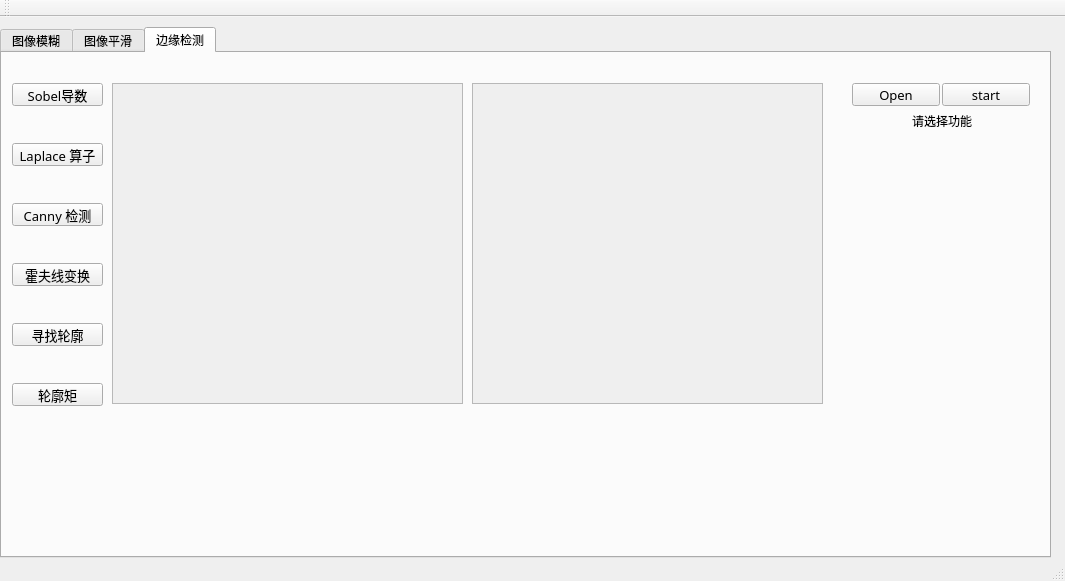
Before: the Qt Designer form Hi_Opencv/Hi_Opencv/Hi_Opencv.ui in weifenglin/opencv, drawn with Qt 5.
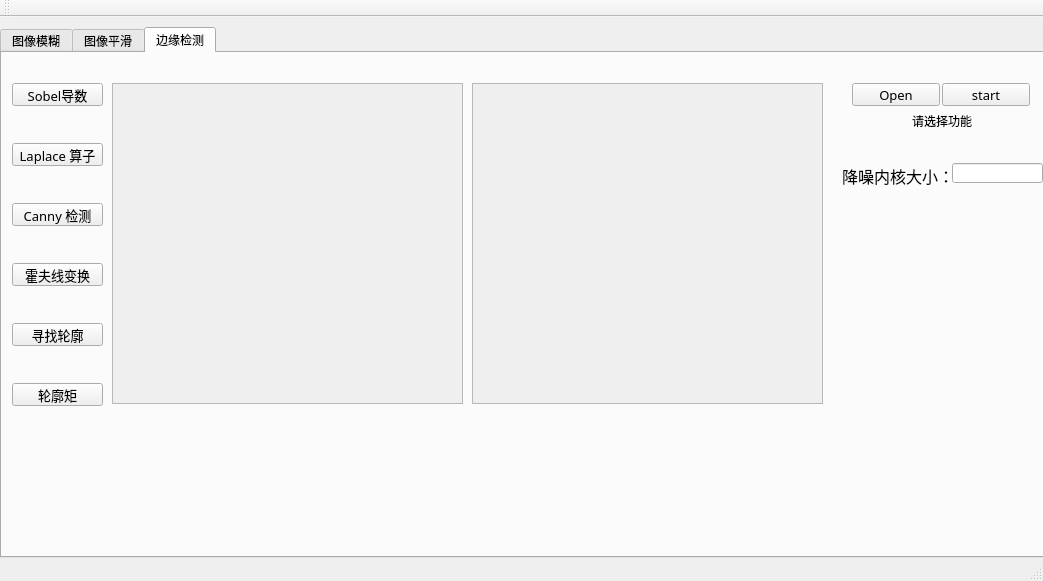
After: the same form once the commit is applied.

Patch:
```diff
--- a/Hi_Opencv/Hi_Opencv/Hi_Opencv.ui
+++ b/Hi_Opencv/Hi_Opencv/Hi_Opencv.ui
@@ -6,7 +6,7 @@
    <rect>
     <x>0</x>
     <y>0</y>
-    <width>1065</width>
+    <width>1043</width>
     <height>581</height>
    </rect>
   </property>
@@ -774,6 +774,35 @@
        <string>请选择功能</string>
       </property>
      </widget>
+     <widget class="QLabel" name="label_w_2">
+      <property name="geometry">
+       <rect>
+        <x>840</x>
+        <y>110</y>
+        <width>111</width>
+        <height>26</height>
+       </rect>
+      </property>
+      <property name="font">
+       <font>
+        <family>楷体</family>
+        <pointsize>12</pointsize>
+       </font>
+      </property>
+      <property name="text">
+       <string>降噪内核大小：</string>
+      </property>
+     </widget>
+     <widget class="QLineEdit" name="lineEdit31">
+      <property name="geometry">
+       <rect>
+        <x>950</x>
+        <y>110</y>
+        <width>91</width>
+        <height>20</height>
+       </rect>
+      </property>
+     </widget>
     </widget>
    </widget>
   </widget>
```
Left out of the diff: 28 changed lines with no effect on the pictures.
